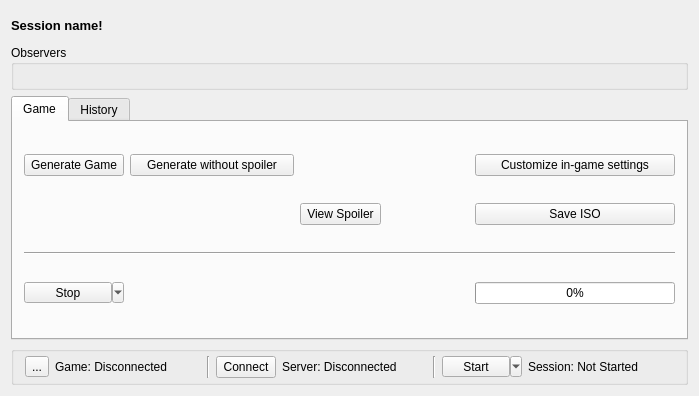
Above: randovania/gui/ui_files/game_session.ui from randovania/randovania before the change. Below: the same form after it.
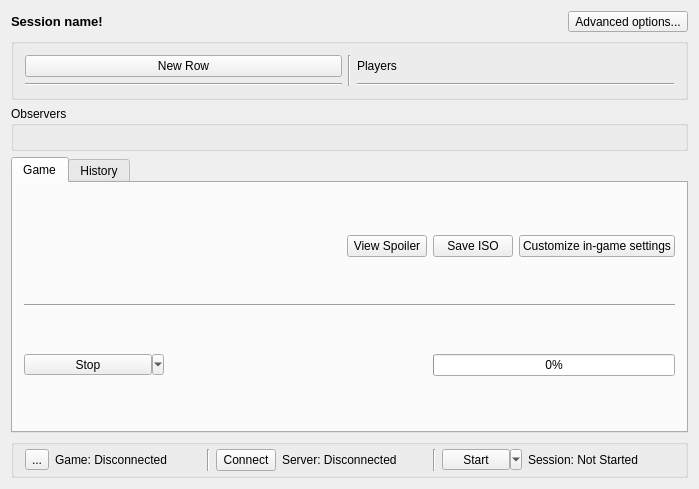
That is the form after the change.

Commit message:
Improve UX for game generation.
* Only allow one player to generate at a time.
* Allow other admins to abort the generation.
* Only allow customizing presets when where's no game and none being generated.
* Block operations that invalidates a generated game.
* Offer a button to clear the generated game.

```diff
--- a/randovania/gui/ui_files/game_session.ui
+++ b/randovania/gui/ui_files/game_session.ui
@@ -7,7 +7,7 @@
     <x>0</x>
     <y>0</y>
     <width>699</width>
-    <height>396</height>
+    <height>489</height>
    </rect>
   </property>
   <property name="windowTitle">
@@ -22,21 +22,97 @@
    </property>
    <layout class="QVBoxLayout" name="main_layout">
     <item>
-     <widget class="QLabel" name="session_name_label">
-      <property name="font">
-       <font>
-        <pointsize>10</pointsize>
-        <weight>75</weight>
-        <bold>true</bold>
-       </font>
+     <layout class="QHBoxLayout" name="title_layout">
+      <item>
+       <widget class="QLabel" name="session_name_label">
+        <property name="sizePolicy">
+         <sizepolicy hsizetype="Preferred" vsizetype="Fixed">
+          <horstretch>0</horstretch>
+          <verstretch>0</verstretch>
+         </sizepolicy>
+        </property>
+        <property name="font">
+         <font>
+          <pointsize>10</pointsize>
+          <weight>75</weight>
+          <bold>true</bold>
+         </font>
+        </property>
+        <property name="text">
+         <string>Session name!</string>
+        </property>
+       </widget>
+      </item>
+      <item>
+       <widget class="QToolButton" name="advanced_options_tool">
+        <property name="text">
+         <string>Advanced options...</string>
+        </property>
+        <property name="popupMode">
+         <enum>QToolButton::InstantPopup</enum>
+        </property>
+       </widget>
+      </item>
+     </layout>
+    </item>
+    <item>
+     <widget class="QGroupBox" name="players_box">
+      <property name="sizePolicy">
+       <sizepolicy hsizetype="Minimum" vsizetype="Minimum">
+        <horstretch>0</horstretch>
+        <verstretch>0</verstretch>
+       </sizepolicy>
       </property>
-      <property name="text">
-       <string>Session name!</string>
+      <property name="title">
+       <string/>
       </property>
+      <layout class="QGridLayout" name="players_layout">
+       <item row="0" column="0" colspan="2">
+        <widget class="QPushButton" name="new_row_button">
+         <property name="text">
+          <string>New Row</string>
+         </property>
+        </widget>
+       </item>
+       <item row="0" column="2" rowspan="2">
+        <widget class="Line" name="players_vertical_line">
+         <property name="orientation">
+          <enum>Qt::Vertical</enum>
+         </property>
+        </widget>
+       </item>
+       <item row="1" column="0" colspan="2">
+        <widget class="Line" name="presets_line">
+         <property name="orientation">
+          <enum>Qt::Horizontal</enum>
+         </property>
+        </widget>
+       </item>
+       <item row="1" column="3" colspan="2">
+        <widget class="Line" name="team_line">
+         <property name="orientation">
+          <enum>Qt::Horizontal</enum>
+         </property>
+        </widget>
+       </item>
+       <item row="0" column="3" colspan="2">
+        <widget class="QLabel" name="team_name_label">
+         <property name="text">
+          <string>Players</string>
+         </property>
+        </widget>
+       </item>
+      </layout>
      </widget>
     </item>
     <item>
      <widget class="QGroupBox" name="observer_group">
+      <property name="sizePolicy">
+       <sizepolicy hsizetype="Minimum" vsizetype="Minimum">
+        <horstretch>0</horstretch>
+        <verstretch>0</verstretch>
+       </sizepolicy>
+      </property>
       <property name="toolTip">
        <string>&lt;html&gt;&lt;head/&gt;&lt;body&gt;&lt;p&gt;These users won't participate on the match, but they can be admins and follow trackers.&lt;/p&gt;&lt;/body&gt;&lt;/html&gt;</string>
       </property>
@@ -49,7 +125,7 @@
     <item>
      <widget class="QTabWidget" name="tab_widget">
       <property name="sizePolicy">
-       <sizepolicy hsizetype="Expanding" vsizetype="Maximum">
+       <sizepolicy hsizetype="Expanding" vsizetype="Expanding">
         <horstretch>0</horstretch>
         <verstretch>0</verstretch>
        </sizepolicy>
@@ -58,52 +134,23 @@
        <number>0</number>
       </property>
       <widget class="QWidget" name="tab_generate">
+       <property name="sizePolicy">
+        <sizepolicy hsizetype="Preferred" vsizetype="Maximum">
+         <horstretch>0</horstretch>
+         <verstretch>0</verstretch>
+        </sizepolicy>
+       </property>
        <attribute name="title">
         <string>Game</string>
        </attribute>
        <layout class="QGridLayout" name="gridLayout">
-        <item row="0" column="0">
-         <widget class="QPushButton" name="generate_game_button">
-          <property name="text">
-           <string>Generate Game</string>
-          </property>
-         </widget>
-        </item>
-        <item row="1" column="3">
+        <item row="1" column="4">
          <widget class="QPushButton" name="view_game_details_button">
           <property name="text">
            <string>View Spoiler</string>
           </property>
          </widget>
         </item>
-        <item row="0" column="5">
-         <widget class="QPushButton" name="customize_user_preferences_button">
-          <property name="text">
-           <string>Customize in-game settings</string>
-          </property>
-         </widget>
-        </item>
-        <item row="1" column="0" colspan="3">
-         <widget class="QLabel" name="generate_game_label">
-          <property name="text">
-           <string>&lt;Game not generated&gt;</string>
-          </property>
-         </widget>
-        </item>
-        <item row="2" column="0" colspan="6">
-         <widget class="Line" name="line_generate">
-          <property name="orientation">
-           <enum>Qt::Horizontal</enum>
-          </property>
-         </widget>
-        </item>
-        <item row="0" column="1" colspan="2">
-         <widget class="QPushButton" name="generate_without_spoiler_button">
-          <property name="text">
-           <string>Generate without spoiler</string>
-          </property>
-         </widget>
-        </item>
         <item row="1" column="5">
          <widget class="QPushButton" name="save_iso_button">
           <property name="text">
@@ -111,29 +158,14 @@
           </property>
          </widget>
         </item>
-        <item row="3" column="5">
-         <widget class="QProgressBar" name="progress_bar">
-          <property name="minimumSize">
-           <size>
-            <width>200</width>
-            <height>0</height>
-           </size>
-          </property>
-          <property name="maximumSize">
-           <size>
-            <width>200</width>
-            <height>16777215</height>
-           </size>
-          </property>
-          <property name="value">
-           <number>0</number>
-          </property>
-          <property name="invertedAppearance">
-           <bool>false</bool>
+        <item row="1" column="0" colspan="3">
+         <widget class="QLabel" name="generate_game_label">
+          <property name="text">
+           <string>&lt;Game not generated&gt;</string>
           </property>
          </widget>
         </item>
-        <item row="3" column="1" colspan="4">
+        <item row="4" column="1" colspan="4">
          <widget class="QLabel" name="progress_label">
           <property name="sizePolicy">
            <sizepolicy hsizetype="Expanding" vsizetype="Preferred">
@@ -152,25 +184,46 @@
           </property>
          </widget>
         </item>
-        <item row="3" column="0">
+        <item row="4" column="0">
          <widget class="QToolButton" name="background_process_button">
           <property name="minimumSize">
            <size>
-            <width>100</width>
+            <width>140</width>
             <height>0</height>
            </size>
           </property>
           <property name="text">
            <string>Stop</string>
           </property>
-          <property name="checkable">
-           <bool>false</bool>
-          </property>
           <property name="popupMode">
            <enum>QToolButton::MenuButtonPopup</enum>
           </property>
          </widget>
         </item>
+        <item row="1" column="6">
+         <widget class="QPushButton" name="customize_user_preferences_button">
+          <property name="text">
+           <string>Customize in-game settings</string>
+          </property>
+         </widget>
+        </item>
+        <item row="3" column="0" colspan="7">
+         <widget class="Line" name="line_generate">
+          <property name="orientation">
+           <enum>Qt::Horizontal</enum>
+          </property>
+         </widget>
+        </item>
+        <item row="4" column="5" colspan="2">
+         <widget class="QProgressBar" name="progress_bar">
+          <property name="value">
+           <number>0</number>
+          </property>
+          <property name="invertedAppearance">
+           <bool>false</bool>
+          </property>
+         </widget>
+        </item>
        </layout>
       </widget>
       <widget class="QWidget" name="tab_history">
```
Left out of the diff: 23 changed lines with no effect on the pictures. The commit also changes 14 other files.
